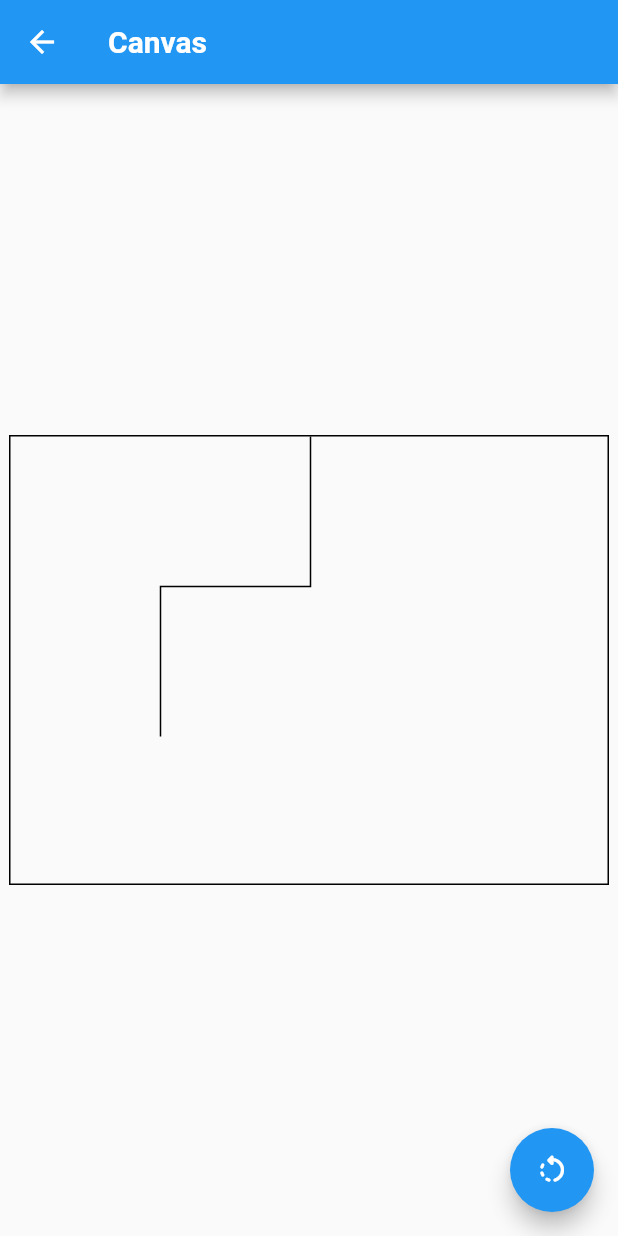
After one commit to kenta-wakasa/flutter_playground, a Flutter app: the CanvasPage screen opened directly, after a tap on the "rotate left" icon, on a phone screen of 412 x 824 dp. The commit adds this screen. Run offline on Flutter 3.47's test engine with Material 2 defaults, Android fonts, the phone set to English and light mode, and no system bars; our stand-ins replace file_picker, flutter_riverpod, freezed_annotation; missing offline and left inert: flutter_inappwebview; generated files the repository leaves out were written again.

Commit message:
キャンバスの90度回転

```diff
--- /dev/null
+++ b/lib/ui/canvas/canvas_controller.dart
@@ -0,0 +1,46 @@
+import 'dart:math';
+
+import 'package:flutter/material.dart';
+
+class CanvasController extends ChangeNotifier {
+  CanvasController() {
+    width = 300;
+    heihgt = 400;
+    offsetList = const [
+      Offset(100, 100),
+      Offset(200, 100),
+      Offset(200, 200),
+      Offset(300, 200)
+    ];
+  }
+  @override
+  void dispose() {
+    super.dispose();
+  }
+
+  double width;
+  double heihgt;
+  List<Offset> offsetList;
+
+  /// アフィン変換は次のようになっている
+  /// x' = x cosθ - y sinθ + tx
+  /// y' = x sinθ + y cosθ + ty
+  /// -90 度回転では cos(-pi/2) = 0, sin(-pi/2) = -1 となる。つまり...
+  /// x' = x *  0 - y * 1 + tx =>  y + tx
+  /// y' = x * -1 - y * 0 + ty => -x + ty
+  /// canvas の原点の位置が回転によりずれるため、
+  /// y 軸方向に回転前の width だけ平行移動する
+  void rotate90ccw() {
+    final tmpWidth = width;
+    width = heihgt;
+    heihgt = tmpWidth;
+    final tmpOffsetList = <Offset>[];
+    for (final offset in offsetList) {
+      final dx = offset.dy;
+      final dy = -offset.dx + tmpWidth;
+      tmpOffsetList.add(Offset(dx, dy));
+    }
+    offsetList = tmpOffsetList;
+    notifyListeners();
+  }
+}
--- /dev/null
+++ b/lib/ui/canvas/canvas_page.dart
@@ -0,0 +1,44 @@
+import 'package:flutter/material.dart';
+import 'package:flutter_riverpod/flutter_riverpod.dart';
+
+import 'canvas_controller.dart';
+import 'painter.dart';
+
+final canvasProvider = ChangeNotifierProvider.autoDispose<CanvasController>(
+  (ref) => CanvasController(),
+);
+
+class CanvasPage extends ConsumerWidget {
+  const CanvasPage({Key key}) : super(key: key);
+  static const String title = 'Canvas';
+  @override
+  Widget build(BuildContext context, ScopedReader watch) {
+    final _provider = watch(canvasProvider);
+    return Scaffold(
+      appBar: AppBar(
+        title: const Text(
+          title,
+          style: TextStyle(fontWeight: FontWeight.bold),
+        ),
+      ),
+      floatingActionButton: FloatingActionButton(
+        onPressed: () {
+          _provider.rotate90ccw();
+        },
+        child: const Icon(Icons.rotate_left_rounded),
+      ),
+      body: Center(
+        child: Container(
+          width: _provider.width,
+          height: _provider.heihgt,
+          decoration: BoxDecoration(
+            border: Border.all(),
+          ),
+          child: CustomPaint(
+            painter: Painter(offsetList: _provider.offsetList),
+          ),
+        ),
+      ),
+    );
+  }
+}
--- /dev/null
+++ b/lib/ui/canvas/painter.dart
@@ -0,0 +1,20 @@
+import 'package:flutter/material.dart';
+
+class Painter extends CustomPainter {
+  Painter({@required this.offsetList});
+  List<Offset> offsetList;
+  @override
+  void paint(Canvas canvas, Size size) {
+    final paint = Paint()
+      ..color = Colors.black
+      ..strokeWidth = 1.0
+      ..style = PaintingStyle.stroke;
+    final path = Path()..addPolygon(offsetList, false);
+    canvas.drawPath(path, paint);
+  }
+
+  @override
+  bool shouldRepaint(Painter oldDelegate) {
+    return true;
+  }
+}
--- a/lib/ui/sample_list/sample_list_controller.dart
+++ b/lib/ui/sample_list/sample_list_controller.dart
@@ -3,6 +3,7 @@ import 'package:flutter/material.dart';
 import 'package:flutter_riverpod/flutter_riverpod.dart';
 
 import '../../entity/sample_data.dart';
+import '../canvas/canvas_page.dart';
 import '../clear_button/clear_button_page.dart';
 import '../counter/counter_page.dart';
 import '../file_picker/file_picker_page.dart';
@@ -60,6 +61,11 @@ class SampleListController extends ChangeNotifier {
         description: 'サーバーと通信してみたい',
         page: HttpTestPage(),
       ),
+      const SampleData(
+        title: CanvasPage.title,
+        description: '座標の回転をやってみたい',
+        page: CanvasPage(),
+      ),
     ];
   }
   List<SampleData> sampleDataList;
--- a/lib/ui/template/template_controller.dart
+++ b/lib/ui/template/template_controller.dart
@@ -1,9 +1,4 @@
 import 'package:flutter/material.dart';
-import 'package:flutter_riverpod/flutter_riverpod.dart';
-
-final templateProvider = ChangeNotifierProvider.autoDispose<TemplateController>(
-  (ref) => TemplateController(),
-);
 
 class TemplateController extends ChangeNotifier {
   TemplateController() {
--- a/lib/ui/template/template_page.dart
+++ b/lib/ui/template/template_page.dart
@@ -2,6 +2,10 @@ import 'package:flutter/material.dart';
 import 'package:flutter_riverpod/flutter_riverpod.dart';
 
 import 'template_controller.dart';
+
+final templateProvider = ChangeNotifierProvider.autoDispose<TemplateController>(
+  (ref) => TemplateController(),
+);
 
 class TemplatePage extends ConsumerWidget {
   const TemplatePage({Key key}) : super(key: key);
@@ -17,6 +21,9 @@ class TemplatePage extends ConsumerWidget {
           style: TextStyle(fontWeight: FontWeight.bold),
         ),
       ),
+      body: CustomPaint(
+
+       painter: Painter(),
     );
   }
 }
```
